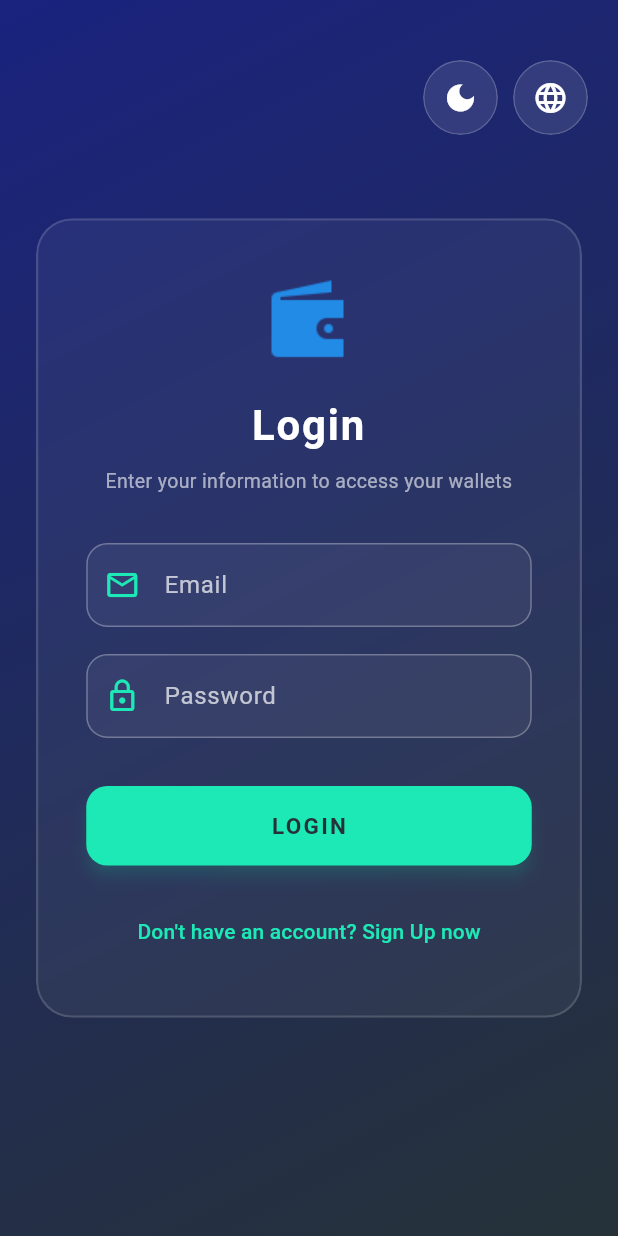
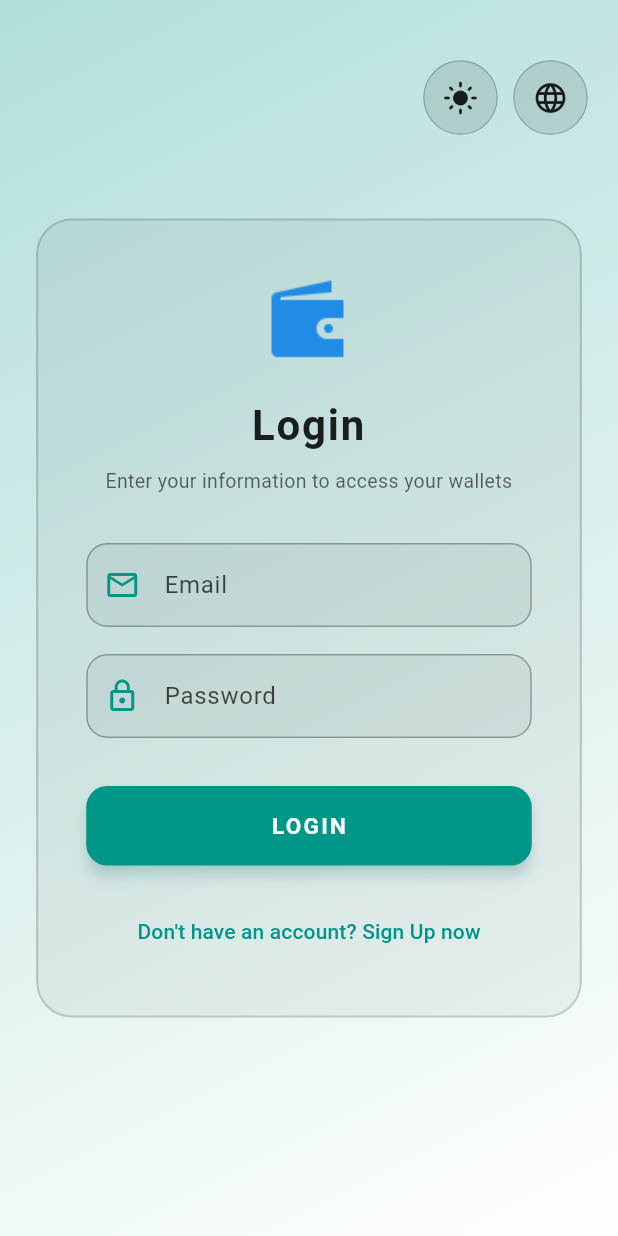
Before and after one commit to mucahitciftci/cuzdan_uygulamasi, a Flutter app: the screen it shows after launch, on a phone screen of 412 x 824 dp. Run offline on Flutter 3.47's test engine with Material 3 defaults, Android fonts, the phone set to English and light mode, and no system bars; our stand-ins replace easy_localization, fl_chart, hive, hive_flutter; accounts and stored records are empty.

Commit message:
git commit -m "feat(web): fix Hive data persistence on Flutter Web by explicit flushing and fixing state notifier logic
- Implemented manual asynchronious 'flush()' operations across WalletList, WalletDetail, and Login screens to guarantee immediate persistence in IndexedDB on web hosts.
- Replaced unstable SharedPreferences authentication structure with secure Hive database integration inside LoginScreen.
- Fixed 'use_build_context_synchronously' and 'override_on_non_overriding_member' linter warnings by optimizing widget lifecycle and state mounted checks.
- Removed all hardcoded string literals across screen files and refactored them into static class constants."

```diff
--- a/lib/main.dart
+++ b/lib/main.dart
@@ -1,10 +1,29 @@
 import 'package:flutter/material.dart';
 import 'package:easy_localization/easy_localization.dart';
+import 'package:hive_flutter/hive_flutter.dart';
+import 'models/asset_model.dart';
+import 'models/wallet_model.dart';
+import 'screens/login_screen.dart';
 import 'theme/app_theme.dart';
-import 'screens/login_screen.dart';
 
 void main() async {
   WidgetsFlutterBinding.ensureInitialized();
+
+  await Hive.initFlutter();
+
+  Hive.registerAdapter(AssetAdapter());
+  Hive.registerAdapter(WalletAdapter());
+
+  // Hem cüzdanlar hem de ayarlar için kutuları açıyoruz
+  await Hive.openBox<Wallet>('wallets_box');
+  final settingsBox = await Hive.openBox('settings_box');
+
+  // --- KAYITLI TEMAYI OKUMA VE BAŞLANGIÇTA SET ETME ---
+  final bool? isDarkMode = settingsBox.get('isDarkMode') as bool?;
+  if (isDarkMode != null) {
+    AppTheme.themeModeNotifier.value = isDarkMode ? ThemeMode.dark : ThemeMode.light;
+  }
+
   await EasyLocalization.ensureInitialized();
 
   runApp(
@@ -17,42 +36,26 @@ void main() async {
   );
 }
 
-class MyApp extends StatefulWidget {
+class MyApp extends StatelessWidget {
   const MyApp({super.key});
 
   @override
-  State<MyApp> createState() => _MyAppState();
-}
-
-class _MyAppState extends State<MyApp> {
-  @override
-  void initState() {
-    super.initState();
-    // Tema her değiştiğinde MyApp widget'ını zorunlu olarak yeniden çizdiriyoruz
-    AppTheme.themeNotifier.addListener(_themeListener);
-  }
-
-  @override
-  void dispose() {
-    AppTheme.themeNotifier.removeListener(_themeListener);
-    super.dispose();
-  }
-
-  void _themeListener() {
-    setState(() {}); // En üst seviyede ekranı yeniden çizerek temayı anında uygular
-  }
-
-  @override
   Widget build(BuildContext context) {
+    return ValueListenableBuilder<ThemeMode>(
+      valueListenable: AppTheme.themeModeNotifier,
+      builder: (context, currentThemeMode, _) {
         return MaterialApp(
-      debugShowCheckedModeBanner: false,
           localizationsDelegates: context.localizationDelegates,
           supportedLocales: context.supportedLocales,
           locale: context.locale,
+          title: 'Cüzdan Uygulaması',
+          debugShowCheckedModeBanner: false,
           theme: AppTheme.lightTheme,
           darkTheme: AppTheme.darkTheme,
-      themeMode: AppTheme.themeNotifier.value, // Güncel tema modu değerini veriyoruz
+          themeMode: currentThemeMode,
           home: const LoginScreen(),
+        );
+      },
     );
   }
 }
--- a/lib/theme/app_theme.dart
+++ b/lib/theme/app_theme.dart
@@ -1,46 +1,64 @@
 import 'package:flutter/material.dart';
+import 'package:hive_flutter/hive_flutter.dart';
 
 class AppTheme {
-  static const Color darkBackground = Color(0xFF263238); // BlueGrey 900
-  static const Color lightBackground = Color(0xFFF5F5F5); // Gri 100
+  AppTheme._();
 
-  // --- TEMA MODUNU BURADAN TAKİP EDİYORUZ ---
-  static final ValueNotifier<ThemeMode> themeNotifier = ValueNotifier(ThemeMode.dark);
+  static final ValueNotifier<ThemeMode> themeModeNotifier = ValueNotifier(ThemeMode.system);
 
-  // --- TEK TUŞLA TEMA DEĞİŞTİRME FONKSİYONU ---
+  // --- TEMAYI HIVE'A KAYDEDEN YENİ METOT ---
   static void toggleTheme() {
-    if (themeNotifier.value == ThemeMode.dark) {
-      themeNotifier.value = ThemeMode.light;
+    final settingsBox = Hive.box('settings_box');
+
+    if (themeModeNotifier.value == ThemeMode.dark) {
+      themeModeNotifier.value = ThemeMode.light;
+      settingsBox.put('isDarkMode', false);
     } else {
-      themeNotifier.value = ThemeMode.dark;
+      themeModeNotifier.value = ThemeMode.dark;
+      settingsBox.put('isDarkMode', true);
     }
   }
 
-  // --- AÇIK TEMA TANIMI ---
-  static final ThemeData lightTheme = ThemeData(
-    useMaterial3: true,
+  // --- AÇIK TEMA TASARIMI ---
+  static ThemeData get lightTheme {
+    return ThemeData(
       brightness: Brightness.light,
-    scaffoldBackgroundColor: lightBackground,
       primaryColor: Colors.teal,
+      scaffoldBackgroundColor: Colors.white,
+      colorScheme: ColorScheme.light(
+        primary: Colors.teal,
+        secondary: Colors.tealAccent,
+        error: Colors.redAccent.shade700,
+        onError: Colors.white,
+      ),
       appBarTheme: const AppBarTheme(
         backgroundColor: Colors.transparent,
         elevation: 0,
-      centerTitle: true,
-      titleTextStyle: TextStyle(color: Colors.black, fontSize: 20, fontWeight: FontWeight.bold),
+        iconTheme: IconThemeData(color: Colors.black87),
+        titleTextStyle: TextStyle(color: Colors.black87, fontSize: 20, fontWeight: FontWeight.bold),
       ),
     );
+  }
 
-  // --- KOYU TEMA TANIMI ---
-  static final ThemeData darkTheme = ThemeData(
-    useMaterial3: true,
+  // --- KOYU TEMA TASARIMI ---
+  static ThemeData get darkTheme {
+    return ThemeData(
       brightness: Brightness.dark,
-    scaffoldBackgroundColor: darkBackground,
-    primaryColor: Colors.tealAccent.shade400, // Login ekranıyla uyumlu hale getirdik
+      primaryColor: Colors.teal.shade300,
+      scaffoldBackgroundColor: const Color(0xFF121212),
+      colorScheme: ColorScheme.dark(
+        primary: Colors.teal.shade300,
+        secondary: Colors.tealAccent.shade100,
+        surface: Colors.blueGrey.shade900,
+        error: Colors.redAccent.shade200,
+        onError: Colors.black,
+      ),
       appBarTheme: const AppBarTheme(
         backgroundColor: Colors.transparent,
         elevation: 0,
-      centerTitle: true,
+        iconTheme: IconThemeData(color: Colors.white),
         titleTextStyle: TextStyle(color: Colors.white, fontSize: 20, fontWeight: FontWeight.bold),
       ),
     );
   }
+}
```
Also changed, not shown: lib/models/asset_model.dart (+17 -3 lines), lib/models/wallet_model.dart (+13 -4 lines), lib/screens/login_screen.dart (+30 -31 lines), lib/screens/wallet_detail_screen.dart (+38 -26 lines), lib/screens/wallet_list_screen.dart (+52 -69 lines), pubspec.yaml (+8 -0 lines), lib/models/asset_model.g.dart (added), lib/models/wallet_model.g.dart (added), pubspec.lock, 2 other files. Lines whose indentation alone changed are shown as unchanged.
